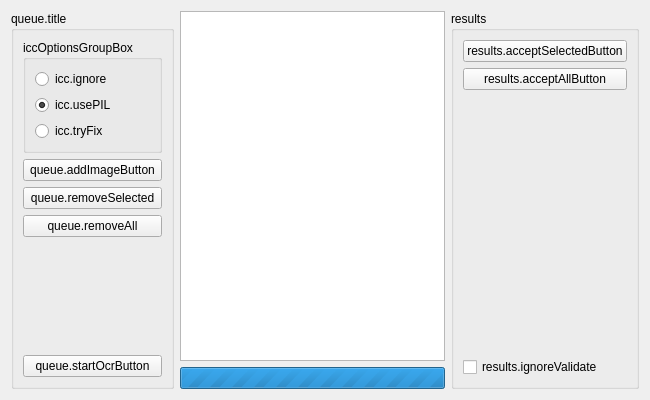
Old version of the form ui/designer/components/ocrQueue.ui in the repository ArcaeaOffline/client-pyside6.
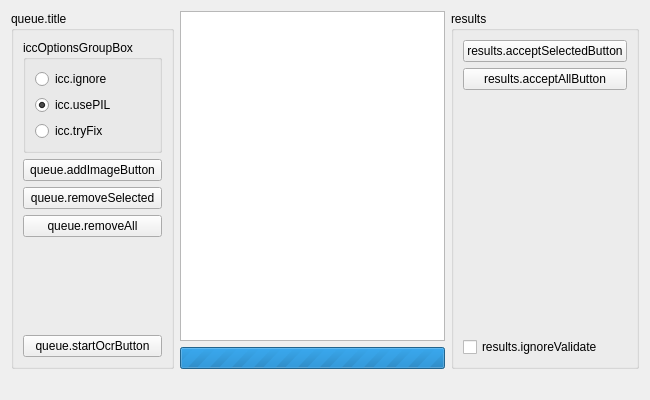
New version of the form.

Commit message: wip: better ui responsive

```diff
--- a/ui/designer/components/ocrQueue.ui
+++ b/ui/designer/components/ocrQueue.ui
@@ -13,7 +13,9 @@
   <property name="windowTitle">
    <string notr="true">OcrQueue</string>
   </property>
-  <layout class="QHBoxLayout" name="horizontalLayout_2">
+  <layout class="QVBoxLayout" name="verticalLayout_5">
+   <item>
+    <layout class="QHBoxLayout" name="horizontalLayout">
    <item>
     <widget class="QGroupBox" name="groupBox_3">
      <property name="title">
@@ -189,6 +191,15 @@
        </widget>
       </item>
      </layout>
+      </widget>
+     </item>
+    </layout>
+   </item>
+   <item>
+    <widget class="QLabel" name="statusLabel">
+     <property name="text">
+      <string/>
+     </property>
     </widget>
    </item>
   </layout>
```
Lines whose indentation alone changed are shown as unchanged. The commit also changes 3 other files.
